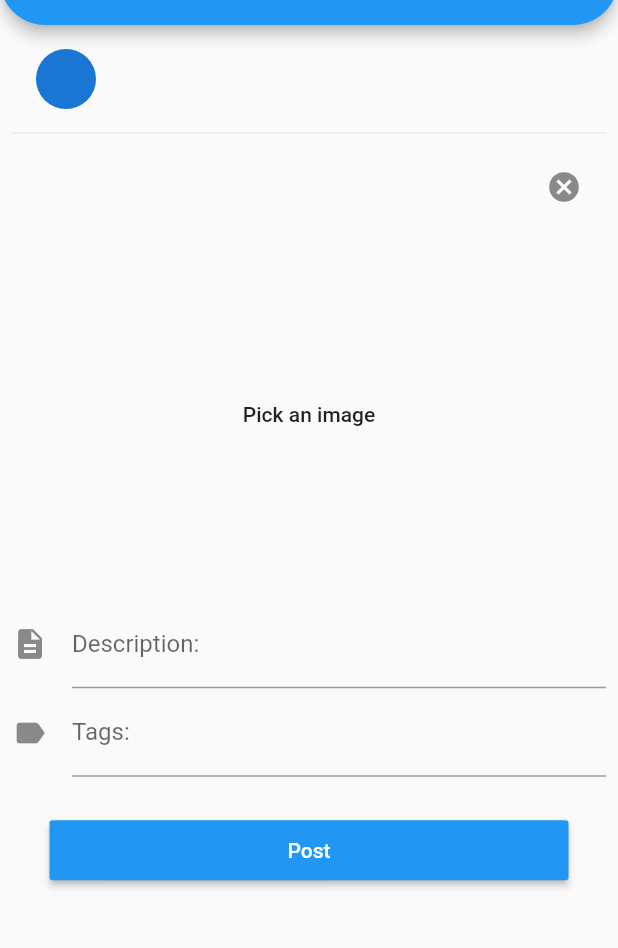
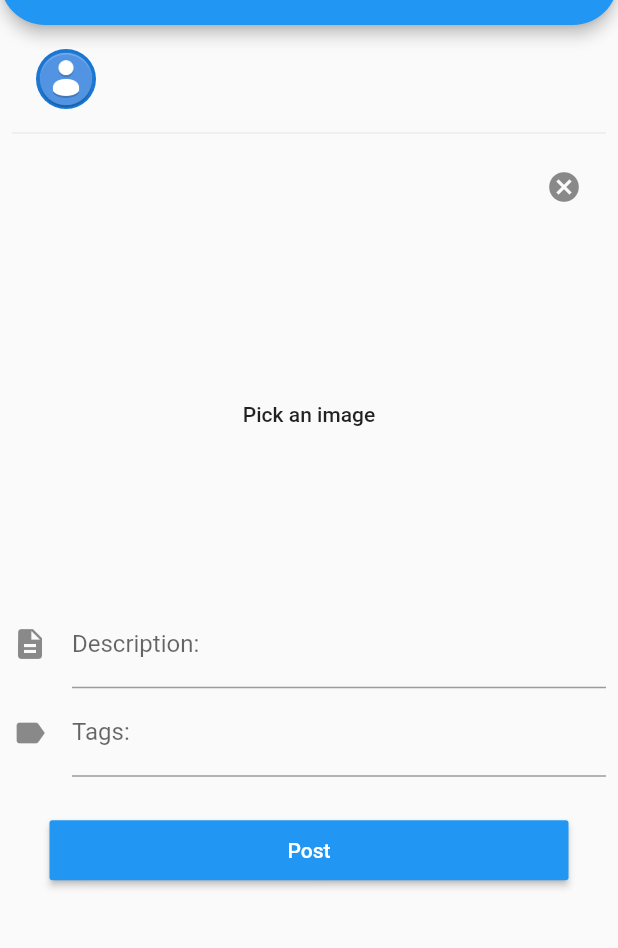
Before and after one commit to TheCoolNerd27/Flutter-Help4Real, a Flutter app: the MyPostPage screen opened by its route, after a tap on "Pick an image", on a phone screen of 412 x 824 dp, the part 59-1007 px from its top. Run offline on Flutter 3.47's test engine with Material 2 defaults, Android fonts, the phone set to English and light mode, and no system bars; our stand-ins replace cloud_firestore, firebase_auth, firebase_storage, flare_flutter, google_sign_in, image_cropper and 1 more; missing offline and left inert: flare_dart; accounts and stored records are empty.

Commit message:
New Post Bugs Fixed

```diff
--- a/lib/PostScreen.dart
+++ b/lib/PostScreen.dart
@@ -51,7 +51,7 @@ class _PostFormState extends State<PostForm> {
   File _image;
   String caption, tags;
   FirebaseUser Fuser;
-  String name;
+  String name,uid;
   MyDrawer obj = new MyDrawer();
   @override
   void initState() {
@@ -62,7 +62,16 @@ class _PostFormState extends State<PostForm> {
       udf = await obj.getUSer();
       setState(() {
         Fuser = udf;
-        name=udf.displayName;
+
+      });
+      var ref2=await Firestore.instance.collection('Organisations')
+          .document(Fuser.uid).get()
+          .then((data){
+        setState(() {
+          uid=Fuser.uid;
+          name=data['Name'].toString();
+        });
+
       });
     });
   }
@@ -75,7 +84,7 @@ class _PostFormState extends State<PostForm> {
         aspectRatioPresets: [
           CropAspectRatioPreset.square,
           CropAspectRatioPreset.ratio3x2,
-          CropAspectRatioPreset.original,
+//          CropAspectRatioPreset.original,
           CropAspectRatioPreset.ratio4x3,
           CropAspectRatioPreset.ratio16x9
         ],
@@ -83,7 +92,7 @@ class _PostFormState extends State<PostForm> {
             toolbarTitle: 'Cropper',
             toolbarColor: Colors.blue,
             toolbarWidgetColor: Colors.white,
-            initAspectRatio: CropAspectRatioPreset.original,
+            initAspectRatio: CropAspectRatioPreset.square,
             lockAspectRatio: false),
         iosUiSettings: IOSUiSettings(
           minimumAspectRatio: 1.0,
@@ -110,14 +119,8 @@ class _PostFormState extends State<PostForm> {
     print('IMAGE:$downloadUrl');
     var ref=Firestore.instance.collection('Posts').document();
     String uid,name;
-    var ref2=await Firestore.instance.collection('Organisations')
-        .where("email", isEqualTo: Fuser.email).getDocuments()
-        .then((data){
-        data.documents.forEach((doc)async{
-          uid=doc.documentID;
-          name=await doc['Name'];
-        });
-        });
+
+
 
 
 
@@ -139,9 +142,10 @@ class _PostFormState extends State<PostForm> {
               ListTile(
 
                 leading: CircleAvatar(
+                   // backgroundColor: Colors.orange,
 
 
-                   // backgroundImage: NetworkImage(Fuser.providerId!='firebase'?Fuser.photoUrl:''),
+                    backgroundImage: AssetImage('assets/images/user.png'),
                 ),
                   title: Text('$name'),
 
@@ -166,19 +170,17 @@ class _PostFormState extends State<PostForm> {
                           });
                         },
                       ),
+			//TODO:Change Image.asset to FileImage(File,{Scale:})
+                      Container(
+                        height: MediaQuery.of(context).size.height*0.3,
+                        child: (_image != null
+                            ? Image.file(_image)
+                            : FlatButton(onPressed: () {
+                          pick();
+                        },
+                                child: Text('Pick an image'))
 
-                      (_image != null
-                          ? Image.asset(_image.path,height: MediaQuery.of(context).size.height*0.3)
-                          : ButtonTheme(
-                        height: MediaQuery.of(context).size.height*0.3,
-
-                            child: FlatButton(onPressed: () {
-                        pick();
-                      },
-                                child: Text('Pick an image')),
-
-                          )
-
+                        ),
                       ),
                     ],
                   ),
@@ -231,6 +233,9 @@ class _PostFormState extends State<PostForm> {
                           // If the form is valid, check credentials then redirect
                          upload();
                           _formk.currentState.reset();
+                          setState(() {
+                            _image=null;
+                          });
                         }
                       },
                       child: Text('Post'),
--- a/lib/SignupScreen.dart
+++ b/lib/SignupScreen.dart
@@ -272,7 +272,7 @@ class _SignupFormState extends State<SignupForm> {
       password: pass,
     ))
         .user;
-    var ref=Firestore.instance.collection('Organisations').document();
+    var ref=Firestore.instance.collection('Organisations').document(user.uid);
     ref.setData({"email":user.email,"Name":name,"Desc":desc,"Address":address,"City":city,"Contact":contact});
     print('$user');
     if (user != null) {
@@ -410,7 +410,7 @@ class _SignupForm2State extends State<SignupForm2> {
       password: password,
     ))
         .user;
-    var ref=Firestore.instance.collection('Helpers').document();
+    var ref=Firestore.instance.collection('Helpers').document(user.uid);
     ref.setData({"email":user.email,"Name":user.displayName});
     print('$user');
     if (user != null) {
--- a/lib/main.dart
+++ b/lib/main.dart
@@ -1,6 +1,7 @@
 import 'package:flutter/material.dart';
 import 'package:help4real/HomeScreen.dart';
 import 'package:help4real/LoginScreen.dart';
+
 import 'package:help4real/MyProfileScreen.dart';
 import 'package:help4real/PostScreen.dart';
 import 'package:help4real/SignupScreen.dart';
@@ -24,6 +25,7 @@ class MyApp extends StatelessWidget {
         // When navigating to the "/" route, build the FirstScreen widget.
 
         // When navigating to the "/second" route, build the SecondScreen widget.
+
         '/login': (context) => MyLoginPage(),
         '/Signup':(context) =>MySignupPage(),
         '/MyProfile':(context)=>MyProfilePage(),
--- a/pubspec.yaml
+++ b/pubspec.yaml
@@ -56,6 +56,7 @@ flutter:
     - assets/Teddy.flr
     - assets/images/Logo.png
     - assets/images/drawer_header_background.png
+    - assets/images/user.png
 
 
   #  - images/a_dot_ham.jpeg
```
Also changed, not shown: lib/LoginScreen.dart (+23 -4 lines), assets/images/user.png (added).
